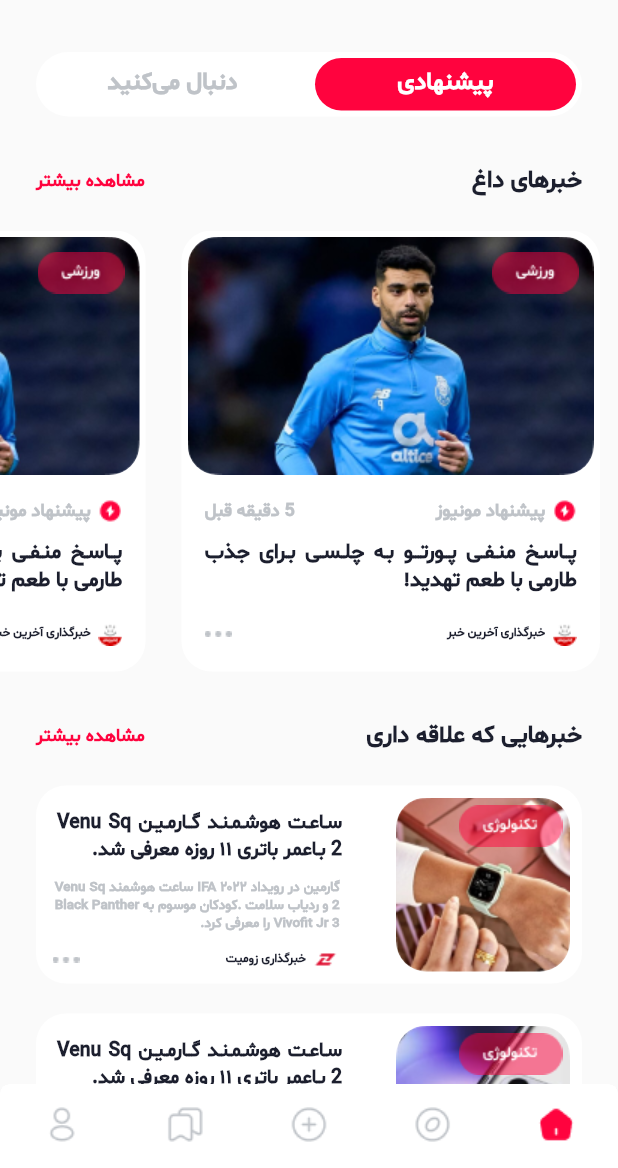
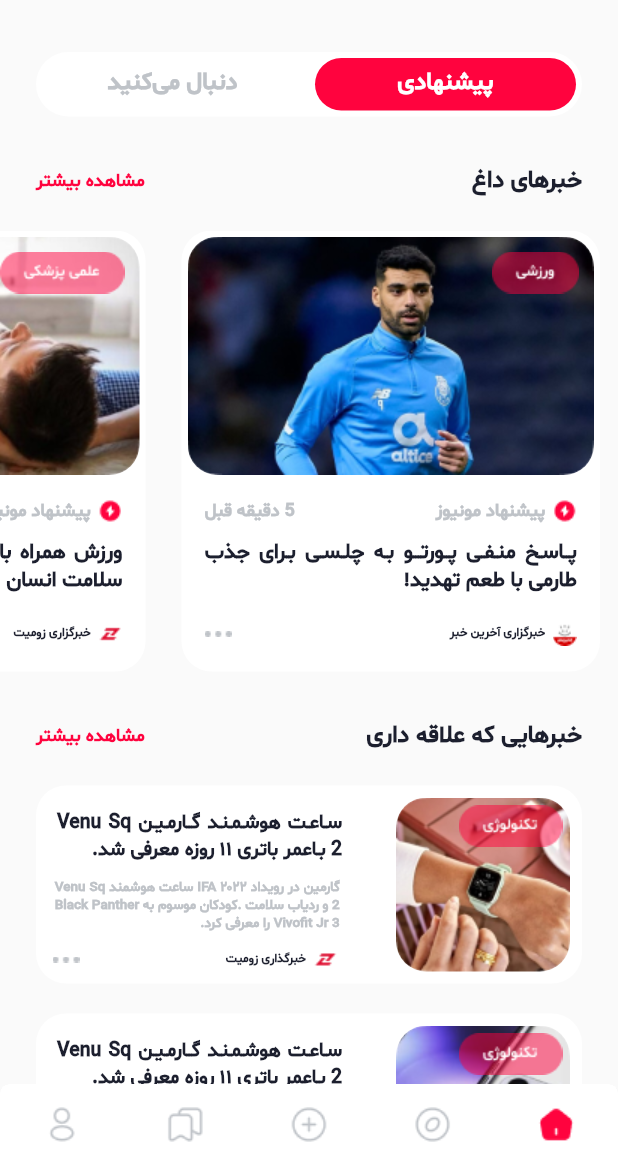
Before and after one commit to elhamebrahimpour/monews_application, a Flutter app: the screen it shows after launch, on a phone screen of 412 x 824 dp, the part 68-1236 px from its top. Run offline on Flutter 3.47's test engine with Material 2 defaults, Android fonts, the light colour scheme and no system bars; our stand-ins replace carousel_slider, marquee.

Commit message:
check code

```diff
--- /dev/null
+++ b/lib/constants/list_contants.dart
@@ -0,0 +1,45 @@
+import 'package:monews_application/model/news.dart';
+
+final List<String> categoryList = [
+  'همه',
+  'جهان',
+  'ورزش',
+  'تکنولوژی',
+  'علم و دانش',
+];
+
+List<News> getHotNewsList() {
+  var news1 = News(
+    title: 'پــاسـخ منـفـی پــورتـــو بـه چلـسـی بـرای جذب طارمی با طعم تهدید!',
+    description: '',
+    Grouping: "group1",
+    image: "asset1",
+    newsAgencyIcon: 'ellipse1',
+    newsAgencyName: "خبرگزاری آخرین خبر",
+  );
+  var news2 = News(
+    title: "ورزش همراه با خواب کافی و غذای سالم ... سلامت انسان",
+    description: '',
+    Grouping: "group3",
+    image: "asset0",
+    newsAgencyIcon: 'ellipse2',
+    newsAgencyName: "خبرگزاری زومیت",
+  );
+  var news3 = News(
+    title: 'پــاسـخ منـفـی پــورتـــو بـه چلـسـی بـرای جذب طارمی با طعم تهدید!',
+    description: '',
+    Grouping: "group1",
+    image: "asset1",
+    newsAgencyIcon: 'ellipse3',
+    newsAgencyName: "خبرگزاری ورزش سه",
+  );
+  var news4 = News(
+    title: 'پــاسـخ منـفـی پــورتـــو بـه چلـسـی بـرای جذب طارمی با طعم تهدید!',
+    description: '',
+    Grouping: "group1",
+    image: "asset1",
+    newsAgencyIcon: 'ellipse1',
+    newsAgencyName: "خبرگزاری آخرین خبر",
+  );
+  return [news1, news2, news3, news4];
+}
--- /dev/null
+++ b/lib/model/news.dart
@@ -0,0 +1,21 @@
+class News {
+  News(
+      {required this.title,
+      required this.description,
+      required this.image,
+      required this.newsAgencyIcon,
+      required this.newsAgencyName,
+      required this.Grouping});
+  String title;
+  String description;
+  String image;
+  String newsAgencyIcon;
+  String newsAgencyName;
+  String Grouping;
+}
+
+class NewsAgency {
+  NewsAgency({required this.name, required this.icon});
+  String name;
+  String icon;
+}
--- a/lib/screens/discover_screen.dart
+++ b/lib/screens/discover_screen.dart
@@ -16,33 +16,7 @@ class _DiscoverScreenState extends State<DiscoverScreen> {
   Widget build(BuildContext context) {
     return Scaffold(
       backgroundColor: backColor,
-      appBar: AppBar(
-        backgroundColor: backColor,
-        elevation: 0,
-        title: Row(
-          mainAxisSize: MainAxisSize.max,
-          children: [
-            Image.asset(
-              'images/icon_search.png',
-              width: 24,
-              height: 24,
-            ),
-            SizedBox(
-              width: 22,
-            ),
-            Image.asset(
-              'images/icon_filter_edit.png',
-              width: 24,
-              height: 24,
-            ),
-            SizedBox(
-              width: 88,
-            ),
-            Image.asset('images/icon_logo.png'),
-          ],
-        ),
-        centerTitle: true,
-      ),
+      appBar: _getAppbar(),
       body: SafeArea(
         child: Stack(
           alignment: AlignmentDirectional.bottomCenter,
@@ -70,6 +44,36 @@ class _DiscoverScreenState extends State<DiscoverScreen> {
           ],
         ),
       ),
+    );
+  }
+
+  AppBar _getAppbar() {
+    return AppBar(
+      backgroundColor: backColor,
+      elevation: 0,
+      title: Row(
+        mainAxisSize: MainAxisSize.max,
+        children: [
+          Image.asset(
+            'images/icon_search.png',
+            width: 24,
+            height: 24,
+          ),
+          SizedBox(
+            width: 22,
+          ),
+          Image.asset(
+            'images/icon_filter_edit.png',
+            width: 24,
+            height: 24,
+          ),
+          SizedBox(
+            width: 88,
+          ),
+          Image.asset('images/icon_logo.png'),
+        ],
+      ),
+      centerTitle: true,
     );
   }
 
--- a/lib/screens/home_screen.dart
+++ b/lib/screens/home_screen.dart
@@ -1,5 +1,7 @@
 import 'package:flutter/material.dart';
 import 'package:monews_application/constants/color_constants.dart';
+import 'package:monews_application/constants/list_contants.dart';
+import 'package:monews_application/model/news.dart';
 import 'package:monews_application/screens/news_detail_screen.dart';
 
 class HomeScreen extends StatefulWidget {
@@ -39,7 +41,7 @@ class _HomeScreenState extends State<HomeScreen>
               child: TabBarView(
                 controller: _tabController,
                 children: [
-                  _getDummyList(),
+                  _getFollowingDummyList(),
                   _getDummyList(),
                 ],
               ),
@@ -47,6 +49,46 @@ class _HomeScreenState extends State<HomeScreen>
           ],
         ),
       ),
+    );
+  }
+
+  Widget _getFollowingDummyList() {
+    return CustomScrollView(
+      slivers: [
+        SliverToBoxAdapter(
+          child: Padding(
+            padding:
+                const EdgeInsets.only(left: 24, right: 24, top: 32, bottom: 22),
+            child: Row(
+              mainAxisAlignment: MainAxisAlignment.spaceBetween,
+              children: [
+                Text(
+                  'مشاهده بیشتر',
+                  style: Theme.of(context)
+                      .textTheme
+                      .headline2!
+                      .copyWith(color: mainRed, fontSize: 12.0),
+                ),
+                Text(
+                  'خبرهایی که علاقه داری',
+                  style: Theme.of(context)
+                      .textTheme
+                      .headline2!
+                      .copyWith(color: mainBlack),
+                ),
+              ],
+            ),
+          ),
+        ),
+        SliverList(
+          delegate: SliverChildBuilderDelegate(
+            ((context, index) {
+              return _getFavoriteNews(index);
+            }),
+            childCount: 2,
+          ),
+        ),
+      ],
     );
   }
 
@@ -228,14 +270,15 @@ class _HomeScreenState extends State<HomeScreen>
           scrollDirection: Axis.horizontal,
           itemCount: 4,
           itemBuilder: ((context, index) {
-            return _getHotNewsContainer();
+            return _getHotNewsContainer(getHotNewsList()[index], index);
           }),
         ),
       ),
     );
   }
 
-  Widget _getHotNewsContainer() {
+  Widget _getHotNewsContainer(News? news, int index) {
+    news = getHotNewsList()[index];
     return InkWell(
       onTap: () => Navigator.of(context).push(
         MaterialPageRoute(
@@ -263,14 +306,14 @@ class _HomeScreenState extends State<HomeScreen>
                       borderRadius: BorderRadius.circular(20),
                       child: FittedBox(
                         fit: BoxFit.cover,
-                        child: Image.asset('images/asset1.png'),
+                        child: Image.asset('images/${news.image}.png'),
                       ),
                     ),
                   ),
                   Positioned(
                     top: 10,
                     right: 10,
-                    child: Image.asset('images/group1.png'),
+                    child: Image.asset('images/${news.Grouping}.png'),
                   )
                 ],
               ),
@@ -307,7 +350,7 @@ class _HomeScreenState extends State<HomeScreen>
               child: Padding(
                 padding: EdgeInsets.only(top: 10),
                 child: Text(
-                  'پــاسـخ منـفـی پــورتـــو بـه چلـسـی بـرای جذب طارمی با طعم تهدید!',
+                  news.title,
                   textAlign: TextAlign.justify,
                   textDirection: TextDirection.rtl,
                   style: Theme.of(context)
@@ -324,12 +367,12 @@ class _HomeScreenState extends State<HomeScreen>
                 child: Row(
                   mainAxisSize: MainAxisSize.max,
                   children: [
-                    Image.asset('images/ellipse1.png'),
+                    Image.asset('images/${news.newsAgencyIcon}.png'),
                     SizedBox(
                       width: 5,
                     ),
                     Text(
-                      'خبرگذاری آخرین خبر',
+                      news.newsAgencyName,
                       style: Theme.of(context)
                           .textTheme
                           .headline2!
--- a/lib/widgets/categories.dart
+++ b/lib/widgets/categories.dart
@@ -1,28 +1,22 @@
 import 'package:flutter/material.dart';
 import 'package:monews_application/constants/color_constants.dart';
+import 'package:monews_application/constants/list_contants.dart';
 
 class CategoriesList extends StatelessWidget {
   const CategoriesList({Key? key}) : super(key: key);
 
   @override
   Widget build(BuildContext context) {
-    final List<String> category = [
-      'همه',
-      'جهان',
-      'ورزش',
-      'تکنولوژی',
-      'علم و دانش'
-    ];
     return SizedBox(
       height: 32,
       child: Padding(
         padding: const EdgeInsets.only(left: 8, right: 24),
         child: ListView.builder(
           scrollDirection: Axis.horizontal,
-          itemCount: category.length,
+          itemCount: categoryList.length,
           itemBuilder: ((context, index) => index == 0
-              ? _getAllContainer(category[index], context)
-              : _getCategoryContainer(category[index], context)),
+              ? _getAllContainer(categoryList[index], context)
+              : _getCategoryContainer(categoryList[index], context)),
         ),
       ),
     );
```
